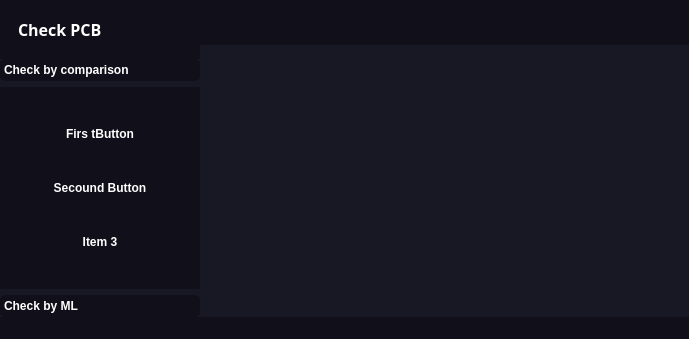
Qt form check_pcb.ui (MarcinKrupnik/CheckPCB) before a commit.
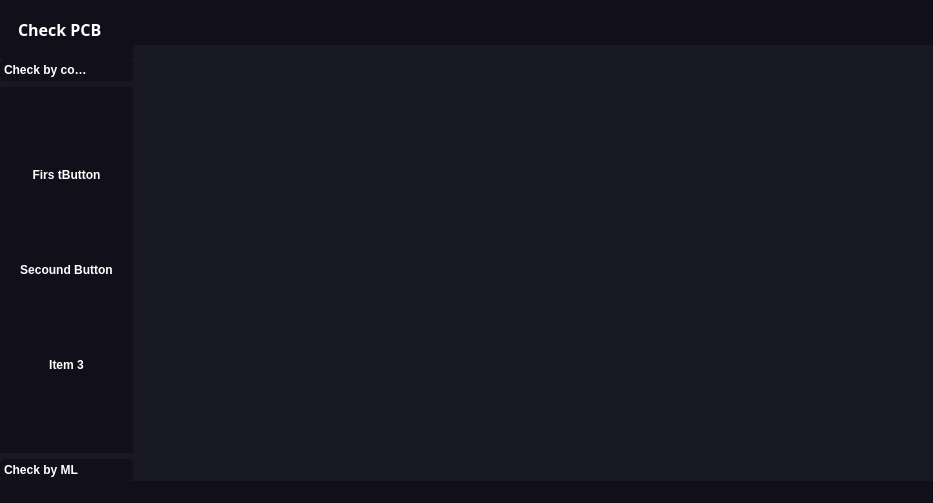
The same form after that commit. Icons and pictures are not drawn.

Commit message: Ckeck image

Diff of the .ui file:
```diff
--- a/check_pcb.ui
+++ b/check_pcb.ui
@@ -7,7 +7,7 @@
     <x>0</x>
     <y>0</y>
     <width>689</width>
-    <height>339</height>
+    <height>304</height>
    </rect>
   </property>
   <property name="windowTitle">
@@ -220,8 +220,8 @@
                  <rect>
                   <x>0</x>
                   <y>0</y>
-                  <width>200</width>
-                  <height>191</height>
+                  <width>155</width>
+                  <height>156</height>
                  </rect>
                 </property>
                 <property name="styleSheet">
@@ -588,12 +588,69 @@
               <verstretch>0</verstretch>
              </sizepolicy>
             </property>
+            <property name="minimumSize">
+             <size>
+              <width>800</width>
+              <height>430</height>
+             </size>
+            </property>
             <property name="frameShape">
              <enum>QFrame::StyledPanel</enum>
             </property>
             <property name="frameShadow">
              <enum>QFrame::Raised</enum>
             </property>
+            <layout class="QHBoxLayout" name="horizontalLayout_5">
+             <item>
+              <widget class="QFrame" name="frame_4">
+               <property name="sizePolicy">
+                <sizepolicy hsizetype="MinimumExpanding" vsizetype="MinimumExpanding">
+                 <horstretch>0</horstretch>
+                 <verstretch>0</verstretch>
+                </sizepolicy>
+               </property>
+               <property name="minimumSize">
+                <size>
+                 <width>750</width>
+                 <height>430</height>
+                </size>
+               </property>
+               <property name="frameShape">
+                <enum>QFrame::StyledPanel</enum>
+               </property>
+               <property name="frameShadow">
+                <enum>QFrame::Raised</enum>
+               </property>
+               <layout class="QVBoxLayout" name="verticalLayout_9">
+                <item>
+                 <widget class="QLabel" name="first_image">
+                  <property name="sizePolicy">
+                   <sizepolicy hsizetype="Ignored" vsizetype="Ignored">
+                    <horstretch>0</horstretch>
+                    <verstretch>0</verstretch>
+                   </sizepolicy>
+                  </property>
+                  <property name="minimumSize">
+                   <size>
+                    <width>47</width>
+                    <height>0</height>
+                   </size>
+                  </property>
+                  <property name="maximumSize">
+                   <size>
+                    <width>500</width>
+                    <height>16777215</height>
+                   </size>
+                  </property>
+                  <property name="text">
+                   <string/>
+                  </property>
+                 </widget>
+                </item>
+               </layout>
+              </widget>
+             </item>
+            </layout>
            </widget>
           </item>
          </layout>
```
Left out of the diff: 4 changed lines with no effect on the pictures. The commit also changes 7 other files.
